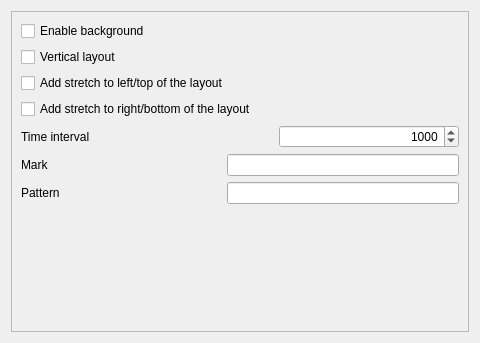
arcan1s/awesome-widgets, file sources/desktop-panel/widget.ui: the form before one commit.
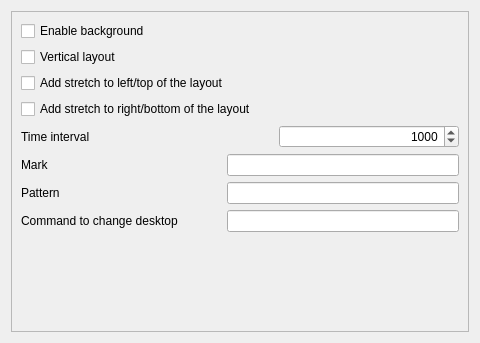
The form after the commit.

Commit message: ended work on ptm-desktop-panel

```diff
--- a/sources/desktop-panel/widget.ui
+++ b/sources/desktop-panel/widget.ui
@@ -169,6 +169,30 @@
          </item>
         </layout>
        </item>
+       <item>
+        <layout class="QHBoxLayout" name="layout_desktopcmd">
+         <item>
+          <widget class="QLabel" name="label_desktopcmd">
+           <property name="minimumSize">
+            <size>
+             <width>200</width>
+             <height>0</height>
+            </size>
+           </property>
+           <property name="text">
+            <string>Command to change desktop</string>
+           </property>
+          </widget>
+         </item>
+         <item>
+          <widget class="QLineEdit" name="lineEdit_desktopcmd">
+           <property name="toolTip">
+            <string>Command which will change the current desktop</string>
+           </property>
+          </widget>
+         </item>
+        </layout>
+       </item>
        <item>
         <spacer name="spacer_widget">
          <property name="orientation">
```
The commit also changes 2 other files.
